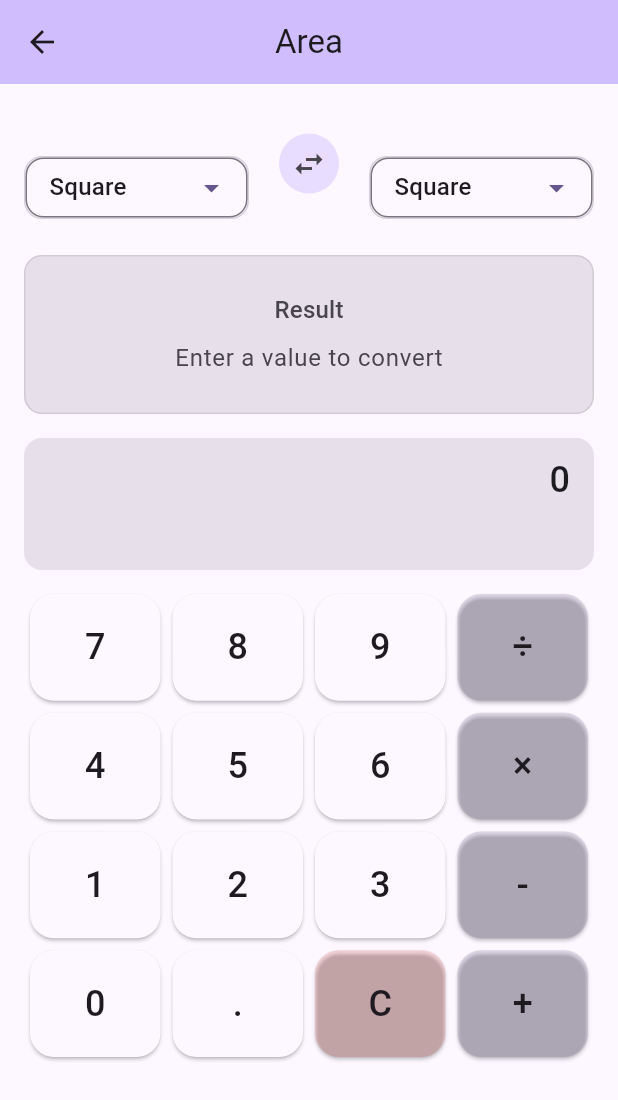
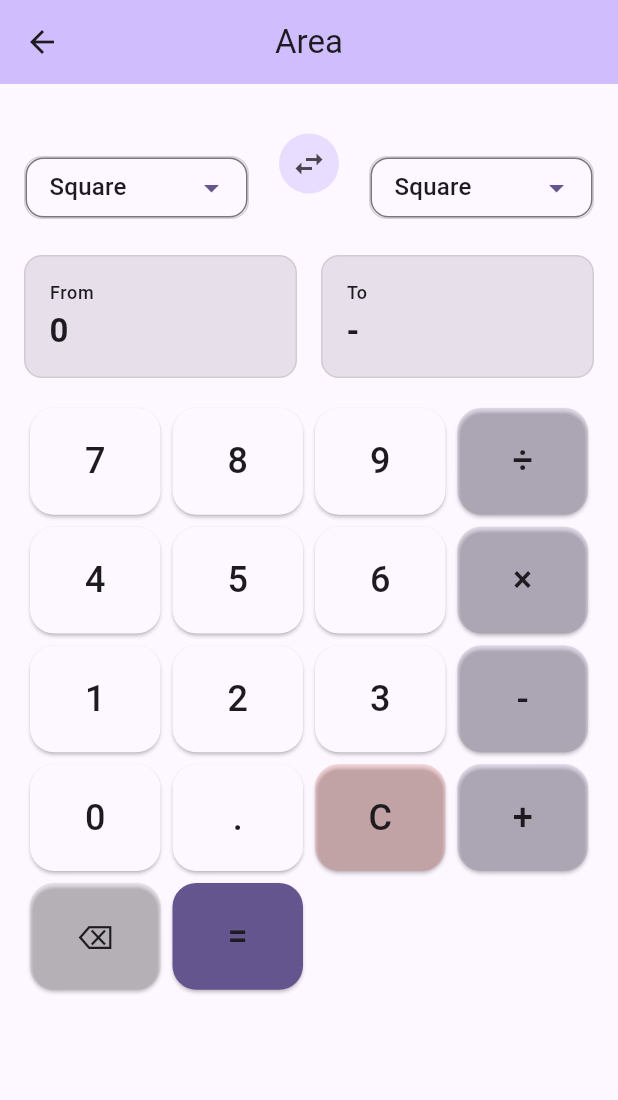
Before and after one commit to ycforward/omnibus_converter, a Flutter app: the screen it shows after launch, after a tap on "Area", on a phone screen of 412 x 824 dp. Shown: the top 1100 px of the screen. Run offline on Flutter 3.47's test engine with Material 3 defaults, Android fonts, the phone set to English and light mode, and no system bars; our stand-ins replace math_expressions.

Commit message:
Refactor calculator layout: remove expression/result box and ensure grid always fits screen

```diff
--- a/lib/screens/converter_screen.dart
+++ b/lib/screens/converter_screen.dart
@@ -158,10 +158,13 @@ class _ConverterScreenState extends State<ConverterScreen> {
                 ],
               ),
               const SizedBox(height: 24),
-              // Result area
-              Container(
-                width: double.infinity,
-                padding: const EdgeInsets.all(24),
+              // Source and target value boxes side by side
+              Row(
+                children: [
+                  Expanded(
+                    child: Container(
+                      margin: const EdgeInsets.only(bottom: 16, right: 8),
+                      padding: const EdgeInsets.all(16),
                       decoration: BoxDecoration(
                         color: Theme.of(context).colorScheme.surfaceVariant,
                         borderRadius: BorderRadius.circular(12),
@@ -170,39 +173,58 @@ class _ConverterScreenState extends State<ConverterScreen> {
                         ),
                       ),
                       child: Column(
-                  mainAxisAlignment: MainAxisAlignment.center,
+                        crossAxisAlignment: CrossAxisAlignment.start,
                         children: [
                           Text(
-                      'Result',
-                      style: Theme.of(context).textTheme.titleMedium?.copyWith(
-                        color: Theme.of(context).colorScheme.onSurfaceVariant,
+                            'From',
+                            style: Theme.of(context).textTheme.labelMedium,
+                          ),
+                          const SizedBox(height: 4),
+                          Text(
+                            _sourceValue.isEmpty ? '0' : _sourceValue,
+                            style: Theme.of(context).textTheme.titleLarge?.copyWith(fontWeight: FontWeight.bold),
+                          ),
+                        ],
                       ),
                     ),
-                    const SizedBox(height: 8),
-                    if (_isLoading)
-                      const CircularProgressIndicator()
-                    else if (_result.isNotEmpty)
+                  ),
+                  Expanded(
+                    child: Container(
+                      margin: const EdgeInsets.only(bottom: 16, left: 8),
+                      padding: const EdgeInsets.all(16),
+                      decoration: BoxDecoration(
+                        color: Theme.of(context).colorScheme.surfaceVariant,
+                        borderRadius: BorderRadius.circular(12),
+                        border: Border.all(
+                          color: Theme.of(context).colorScheme.outline.withOpacity(0.2),
+                        ),
+                      ),
+                      child: Column(
+                        crossAxisAlignment: CrossAxisAlignment.start,
+                        children: [
                           Text(
-                        _result,
-                        style: Theme.of(context).textTheme.headlineMedium?.copyWith(
-                          fontWeight: FontWeight.bold,
-                          color: Theme.of(context).colorScheme.primary,
+                            'To',
+                            style: Theme.of(context).textTheme.labelMedium,
                           ),
+                          const SizedBox(height: 4),
+                          _isLoading
+                              ? const SizedBox(
+                                  height: 20,
+                                  width: 20,
+                                  child: CircularProgressIndicator(strokeWidth: 2),
                                 )
-                    else
-                      Text(
-                        'Enter a value to convert',
-                        style: Theme.of(context).textTheme.bodyLarge?.copyWith(
-                          color: Theme.of(context).colorScheme.onSurfaceVariant,
+                              : Text(
+                                  _result.isEmpty ? '-' : _result,
+                                  style: Theme.of(context).textTheme.titleLarge?.copyWith(fontWeight: FontWeight.bold),
+                                ),
+                        ],
+                      ),
                     ),
                   ),
                 ],
               ),
-              ),
-              const SizedBox(height: 16),
-              // Calculator section (scrollable)
+              // Calculator section fills all remaining space, no extra box above
               Expanded(
-                child: SingleChildScrollView(
                 child: CalculatorInput(
                   onExpressionEvaluated: (value) {
                     _onCalculatorChanged(value);
@@ -210,7 +232,6 @@ class _ConverterScreenState extends State<ConverterScreen> {
                   onExpressionChanged: (value) {
                     _onCalculatorChanged(value);
                   },
-                  ),
                 ),
               ),
 
--- a/lib/widgets/calculator_input.dart
+++ b/lib/widgets/calculator_input.dart
@@ -80,40 +80,12 @@ class CalculatorInputState extends State<CalculatorInput> {
     return Column(
       crossAxisAlignment: CrossAxisAlignment.stretch,
       children: [
-        Container(
-          padding: const EdgeInsets.symmetric(vertical: 12, horizontal: 16),
-          decoration: BoxDecoration(
-            color: Theme.of(context).colorScheme.surfaceVariant,
-            borderRadius: BorderRadius.circular(12),
-          ),
-          child: Column(
-            crossAxisAlignment: CrossAxisAlignment.end,
-            children: [
-              Text(
-                _expression.isEmpty ? '0' : _expression,
-                style: Theme.of(context).textTheme.headlineSmall?.copyWith(fontWeight: FontWeight.w500),
-                textAlign: TextAlign.right,
-              ),
-              const SizedBox(height: 4),
-              Text(
-                _result.isEmpty ? '' : '= $_result',
-                style: Theme.of(context).textTheme.titleLarge?.copyWith(
-                  color: Theme.of(context).colorScheme.primary,
-                  fontWeight: FontWeight.bold,
-                ),
-                textAlign: TextAlign.right,
-              ),
-            ],
-          ),
-        ),
-        const SizedBox(height: 12),
-        SizedBox(
-          height: 320, // Fixed height for the calculator grid
+        Expanded(
           child: GridView.count(
             crossAxisCount: 4,
-            shrinkWrap: true,
+            shrinkWrap: false,
             physics: const NeverScrollableScrollPhysics(),
-            childAspectRatio: 1.2, // Better aspect ratio for buttons
+            childAspectRatio: 1.2,
             children: [
               _buildButton('7'),
               _buildButton('8'),
```
Lines whose indentation alone changed are shown as unchanged.
